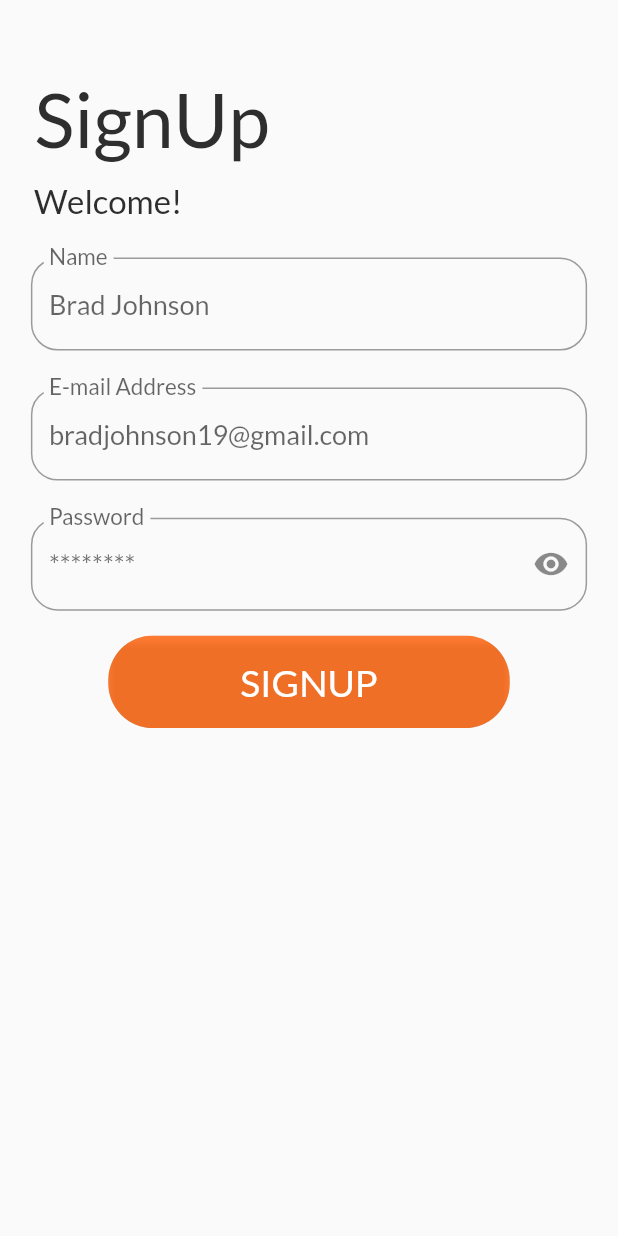
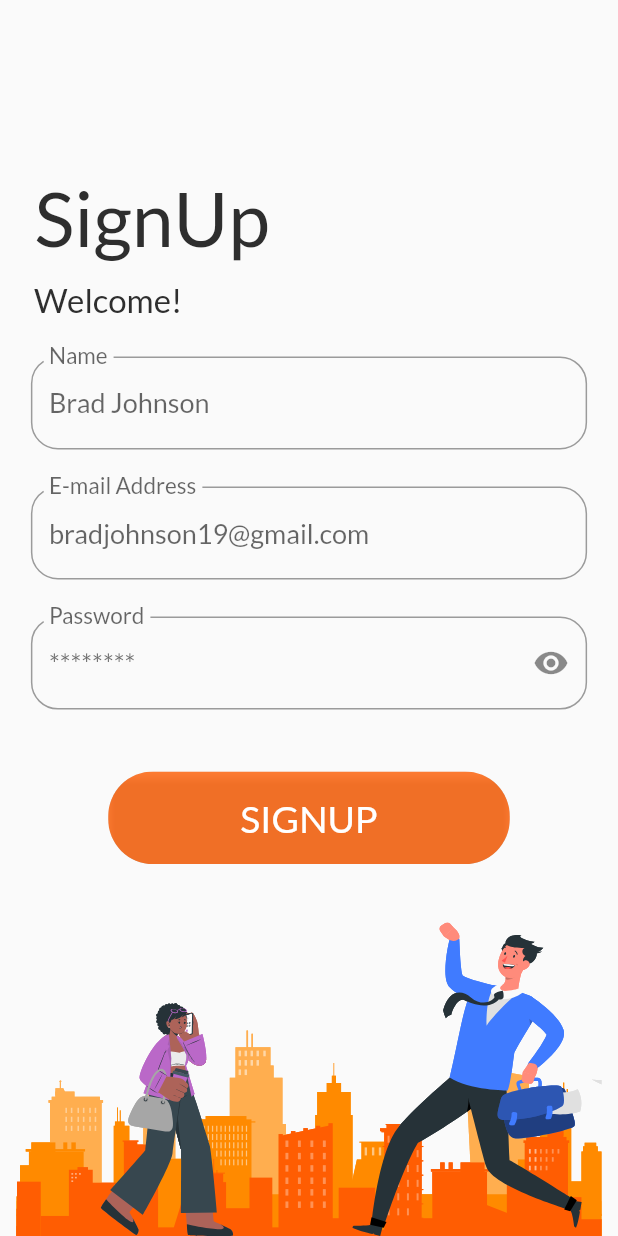
Before and after one commit to ShashankDeepak/Duckme, a Flutter app: the authPage screen opened directly, after a tap on "SIGNUP", on a phone screen of 412 x 824 dp. Run offline on Flutter 3.47's test engine with Material 2 defaults, Android fonts, the phone set to English and light mode, and no system bars; our stand-ins replace cloud_firestore, firebase_auth, firebase_core, flutter_svg, google_fonts, google_nav_bar and 3 more; missing offline and left inert: cloud_firestore_web, firebase_auth_web, firebase_core_web; accounts and stored records are empty.

Commit message:
Auth pages

```diff
--- a/lib/auth_pages/auth_page.dart
+++ b/lib/auth_pages/auth_page.dart
@@ -22,7 +22,9 @@ class authPage extends StatelessWidget {
     }
 
     return Scaffold(
-      body: Column(
+      body: Stack(
+        children: [
+          Column(
             children: [
               Padding(
                 padding: EdgeInsets.only(
@@ -156,6 +158,20 @@ class authPage extends StatelessWidget {
               ),
             ],
           ),
+          Column(
+            mainAxisSize: MainAxisSize.max,
+            mainAxisAlignment: MainAxisAlignment.end,
+            children: [
+              Row(
+                mainAxisAlignment: MainAxisAlignment.center,
+                children: [
+                  SvgPicture.asset("assets/Bottom people.svg"),
+                ],
+              ),
+            ],
+          ),
+        ],
+      ),
     );
   }
 }
--- a/lib/auth_pages/sign_up.dart
+++ b/lib/auth_pages/sign_up.dart
@@ -84,14 +84,15 @@ class _SignUpState extends State<SignUp> {
     }
 
     return Scaffold(
-      body: SingleChildScrollView(
-        child: Container(
+      body: Stack(
+        children: [
+          Container(
             width: w(1),
             child: Column(
               crossAxisAlignment: CrossAxisAlignment.center,
               children: [
                 Padding(
-                padding: EdgeInsets.only(top: h(0.06), right: w(0.508)),
+                  padding: EdgeInsets.only(top: h(0.14), right: w(0.508)),
                   child: Text(
                     "SignUp",
                     style: GoogleFonts.lato(
@@ -207,7 +208,7 @@ class _SignUpState extends State<SignUp> {
                   ),
                 ),
                 Padding(
-                padding: EdgeInsets.only(top: h(0.02)),
+                  padding: EdgeInsets.only(top: h(0.05)),
                   child: ClipRRect(
                     borderRadius: BorderRadius.circular(30),
                     child: SizedBox(
@@ -224,14 +225,18 @@ class _SignUpState extends State<SignUp> {
                                   .createUserWithEmailAndPassword(
                                       email: email, password: password);
                               if (credential != null) {
-                              await firestore.collection("users").doc(uid).set({
+                                await firestore
+                                    .collection("users")
+                                    .doc(uid)
+                                    .set({
                                   "name": name,
                                   "email": email,
                                 });
 
                                 Navigator.push(
                                   context,
-                                MaterialPageRoute(builder: (context) => Home()),
+                                  MaterialPageRoute(
+                                      builder: (context) => Home()),
                                 );
                               }
                             } on FirebaseAuthException {
@@ -257,6 +262,31 @@ class _SignUpState extends State<SignUp> {
               ],
             ),
           ),
+          Column(
+            mainAxisSize: MainAxisSize.max,
+            mainAxisAlignment: MainAxisAlignment.end,
+            children: [
+              Row(
+                mainAxisAlignment: MainAxisAlignment.center,
+                children: [
+                  SvgPicture.asset("assets/Bottom people.svg"),
+                ],
+              ),
+            ],
+          ),
+          Column(
+            mainAxisSize: MainAxisSize.max,
+            mainAxisAlignment: MainAxisAlignment.end,
+            children: [
+              Row(
+                mainAxisAlignment: MainAxisAlignment.center,
+                children: [
+                  SvgPicture.asset("assets/Bottom people.svg"),
+                ],
+              ),
+            ],
+          ),
+        ],
       ),
     );
   }
```
Also changed, not shown: lib/auth_pages/login_page.dart (+33 -5 lines). Lines whose indentation alone changed are shown as unchanged.
